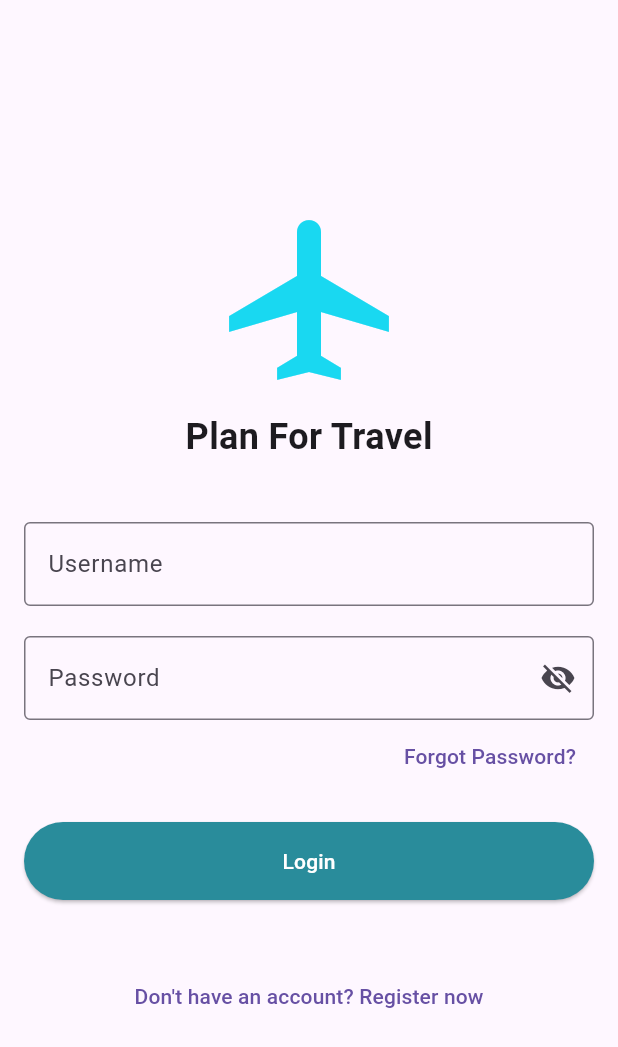
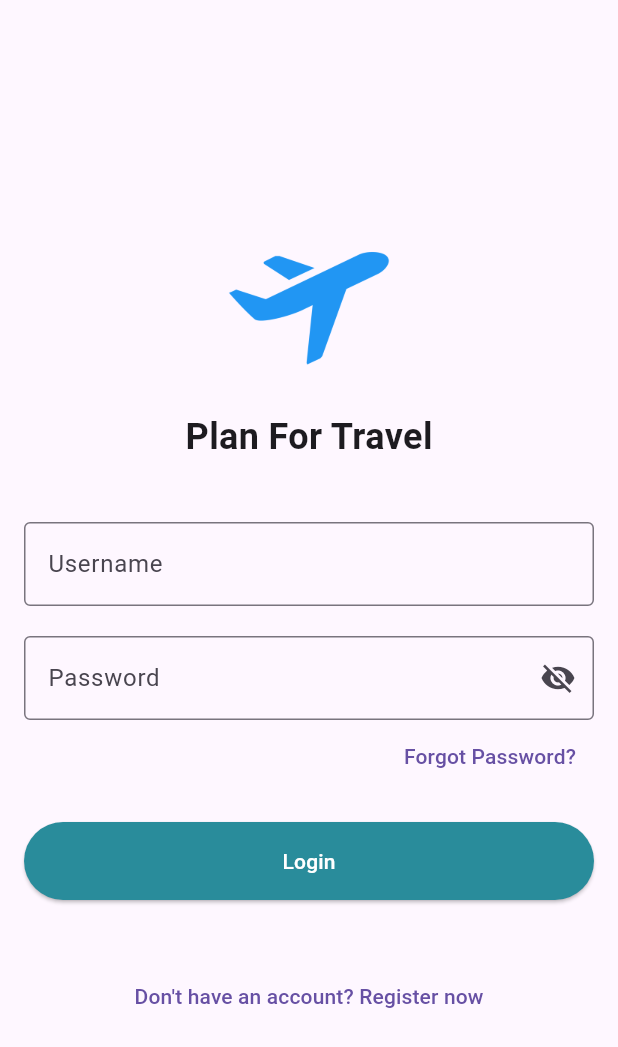
Before and after one commit to 6410110118/project-mobile, a Flutter app: the Login screen opened directly, on a phone screen of 412 x 824 dp. Shown: the top 1047 px of the screen. Run offline on Flutter 3.47's test engine with Material 3 defaults, Android fonts, the phone set to English and light mode, and no system bars; our stand-ins replace bloc, dio, equatable, flutter_bloc, flutter_secure_storage; accounts and stored records are empty; statements that could not run were skipped.

Commit message:
fix ui in singin and login

```diff
--- a/frontend/lib/screen/login.dart
+++ b/frontend/lib/screen/login.dart
@@ -31,7 +31,7 @@ class _LoginState extends State<Login> {
         body: BlocListener<LoginBloc, LoginState>(
           listener: (context, state) {
             if (state is LoginSuccess) {
-              ScaffoldMessenger.of(context).showSnackBar(SnackBar(
+              ScaffoldMessenger.of(context).showSnackBar(const SnackBar(
                 content: Text('Login Success!'),
               ));
               Navigator.pushReplacement(
@@ -39,7 +39,7 @@ class _LoginState extends State<Login> {
                 MaterialPageRoute(builder: (context) => MainScreen()),
               );
             } else if (state is LoginFailure) {
-              ScaffoldMessenger.of(context).showSnackBar(SnackBar(
+              ScaffoldMessenger.of(context).showSnackBar(const SnackBar(
                 content: Text('Login Failed'),
               ));
             }
@@ -47,7 +47,7 @@ class _LoginState extends State<Login> {
           child: BlocBuilder<LoginBloc, LoginState>(
             builder: (context, state) {
               if (state is LoginLoading) {
-                return Center(child: CircularProgressIndicator());
+                return const Center(child: CircularProgressIndicator());
               }
 
               return Padding(
@@ -57,12 +57,14 @@ class _LoginState extends State<Login> {
                     child: Column(
                       mainAxisAlignment: MainAxisAlignment.center,
                       children: [
-                        Column(
+                        const Column(
                           mainAxisAlignment: MainAxisAlignment.center,
                           children: [
-                            Icon(Icons.airplanemode_active,
-                                size: 128,
-                                color: Color.fromARGB(255, 25, 216, 241)),
+                            ImageIcon(
+                              AssetImage('assets/icon/flight.png'),
+                              size: 128,
+                              color: Colors.blue,
+                            ),
                             SizedBox(height: 10), // Space between icon and text
                             Text(
                               'Plan For Travel',
@@ -71,18 +73,18 @@ class _LoginState extends State<Login> {
                             ),
                           ],
                         ),
-                        SizedBox(height: 40),
+                        const SizedBox(height: 40),
                         TextField(
                           controller: emailController,
-                          decoration: InputDecoration(
+                          decoration: const InputDecoration(
                             labelText: 'Username',
                             border: OutlineInputBorder(),
                           ),
                         ),
-                        SizedBox(height: 20),
+                        const SizedBox(height: 20),
                         TextField(
                           controller: passwordController,
-                          decoration: InputDecoration(
+                          decoration: const InputDecoration(
                             labelText: 'Password',
                             border: OutlineInputBorder(),
                             suffixIcon: Icon(Icons.visibility_off),
@@ -96,10 +98,10 @@ class _LoginState extends State<Login> {
                               Navigator.pushReplacementNamed(
                                   context, '/changepassword');
                             },
-                            child: Text('Forgot Password?'),
+                            child: const Text('Forgot Password?'),
                           ),
                         ),
-                        SizedBox(height: 20),
+                        const SizedBox(height: 20),
                         SizedBox(
                           width: double.infinity,
                           child: ElevatedButton(
@@ -109,7 +111,7 @@ class _LoginState extends State<Login> {
 
                               if (email.isEmpty || password.isEmpty) {
                                 ScaffoldMessenger.of(context).showSnackBar(
-                                  SnackBar(
+                                  const SnackBar(
                                     content:
                                         Text('Please enter email and password'),
                                   ),
@@ -126,30 +128,31 @@ class _LoginState extends State<Login> {
                                   );
                             },
                             style: ElevatedButton.styleFrom(
-                              padding: EdgeInsets.symmetric(vertical: 16),
+                              padding: const EdgeInsets.symmetric(vertical: 16),
                               backgroundColor:
-                                  Color.fromARGB(255, 41, 140, 155),
+                                  const Color.fromARGB(255, 41, 140, 155),
                             ),
-                            child: Text('Login',
+                            child: const Text('Login',
                                 style: TextStyle(
                                     color: Color.fromARGB(255, 255, 255, 255))),
                           ),
                         ),
-                        SizedBox(height: 20),
-                        SizedBox(height: 20),
+                        const SizedBox(height: 20),
+                        const SizedBox(height: 20),
                         TextButton(
                           onPressed: () {
                             Navigator.pushReplacementNamed(
                                 context, '/register');
                           },
-                          child: Text("Don't have an account? Register now"),
+                          child:
+                              const Text("Don't have an account? Register now"),
                         ),
                         if (state is LoginFailure)
                           Padding(
                             padding: const EdgeInsets.only(top: 10),
                             child: Text(
                               state.error,
-                              style: TextStyle(color: Colors.red),
+                              style: const TextStyle(color: Colors.red),
                             ),
                           ),
                       ],
--- a/frontend/pubspec.yaml
+++ b/frontend/pubspec.yaml
@@ -8,10 +8,13 @@ environment:
 
 dependencies:
   bloc: ^8.1.4
+  dio: ^5.7.0
   equatable: ^2.0.5
   flutter:
     sdk: flutter
   flutter_bloc: ^8.1.6
+  flutter_secure_storage: ^9.2.2
+  font_awesome_flutter: ^10.7.0
   google_sign_in: ^5.4.2
   provider: ^6.1.2
 
@@ -26,3 +29,4 @@ flutter:
 
   assets:
     - assets/images/
+    - assets/icon/
```
Also changed, not shown: frontend/lib/screen/sign_in_page.dart (added, +75 -0 lines), frontend/lib/screen/welcome_screens.dart (+3 -75 lines), frontend/assets/icon/flight.png (added), frontend/pubspec.lock.
